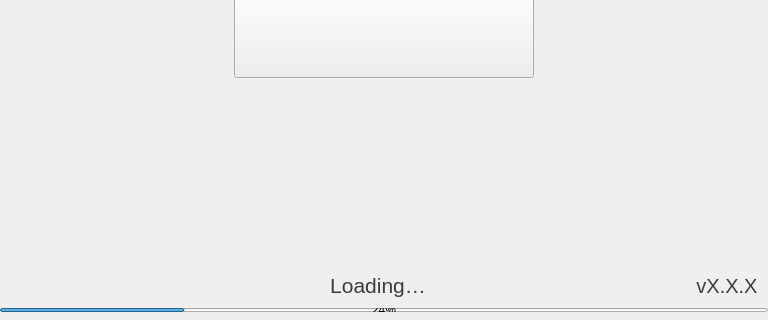
cimelli/RpdSource, file src/qt/rpdchain/forms/splash.ui: the form before one commit; both pictures show x 0 to 768 and y 213 to 533 of the 768 by 533 pixel window.
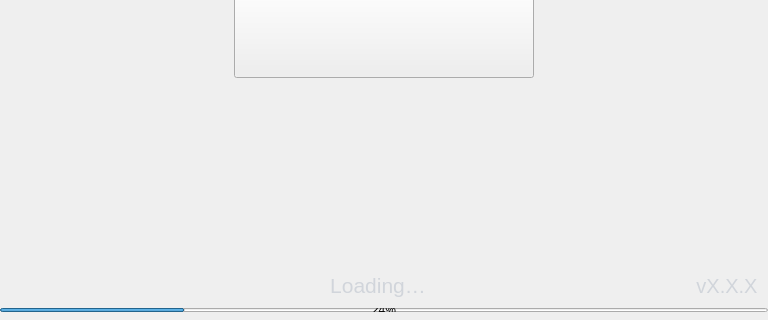
The form after the commit.

Patch:
```diff
--- a/src/qt/rpdchain/forms/splash.ui
+++ b/src/qt/rpdchain/forms/splash.ui
@@ -163,7 +163,7 @@
             </font>
            </property>
            <property name="styleSheet">
-            <string notr="true">color:#3c3c3b; padding-left:50px;</string>
+            <string notr="true">color:#d1d5db; padding-left:50px;</string>
            </property>
            <property name="text">
             <string>Loading…</string>
@@ -187,7 +187,7 @@
             </font>
            </property>
            <property name="styleSheet">
-            <string notr="true">color:#3c3c3b; padding-top:1px;</string>
+            <string notr="true">color:#d1d5db; padding-top:1px;</string>
            </property>
            <property name="text">
             <string notr="true">vX.X.X</string>
```
